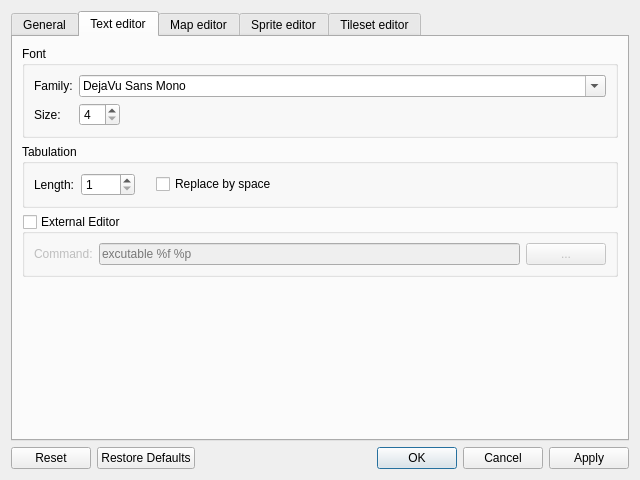
Old version of the form src/widgets/settings_dialog.ui in the repository Kangie/solarus.
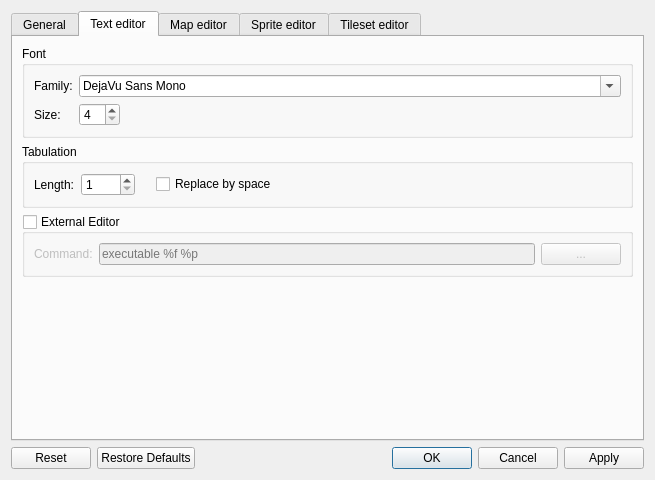
New version of the form. The open tabs and pages were chosen to show the change. Custom widgets are drawn as their Qt base class.

Commit message: Border generator UI

```diff
--- a/src/widgets/settings_dialog.ui
+++ b/src/widgets/settings_dialog.ui
@@ -6,7 +6,7 @@
    <rect>
     <x>0</x>
     <y>0</y>
-    <width>640</width>
+    <width>655</width>
     <height>480</height>
    </rect>
   </property>
@@ -306,7 +306,7 @@
              <string/>
             </property>
             <property name="placeholderText">
-             <string>excutable %f %p</string>
+             <string>executable %f %p</string>
             </property>
            </widget>
           </item>
```
The commit also changes 3 other files.
